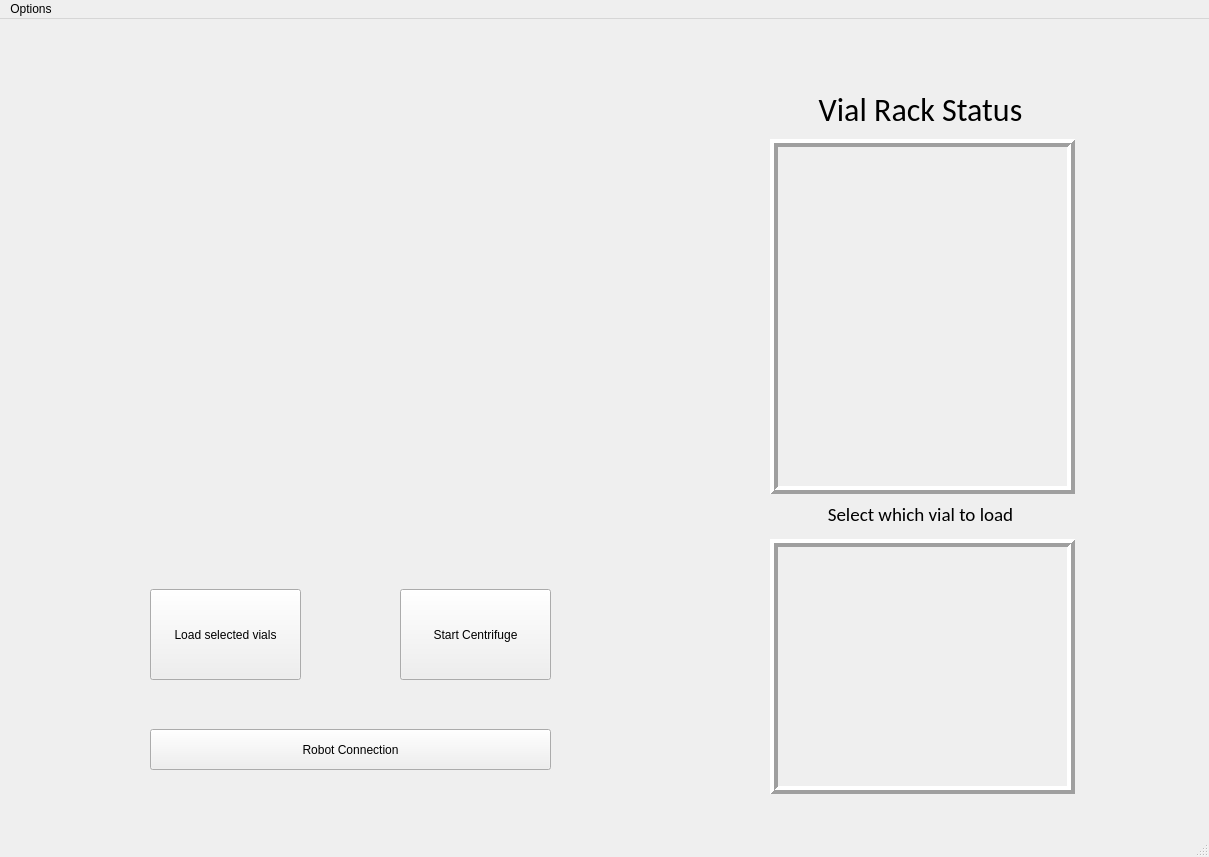
The window that frontend/MainWindow.ui (gbmecademic/Demo_Glove_Box) describes before a commit, drawn with Qt 5.
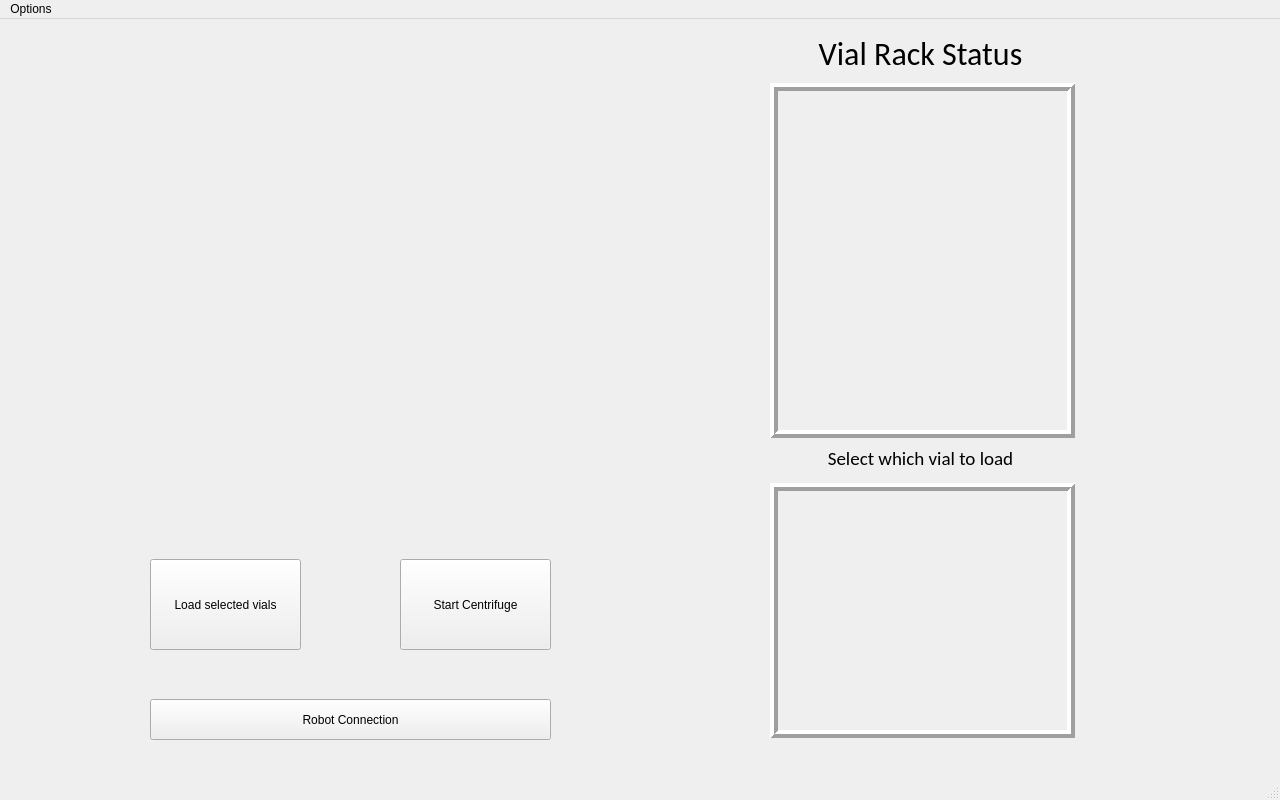
The same window after the commit. Custom widgets are drawn as their Qt base class.

```diff
--- a/frontend/MainWindow.ui
+++ b/frontend/MainWindow.ui
@@ -6,8 +6,8 @@
    <rect>
     <x>0</x>
     <y>0</y>
-    <width>1209</width>
-    <height>857</height>
+    <width>1280</width>
+    <height>800</height>
    </rect>
   </property>
   <property name="windowTitle">
@@ -18,7 +18,7 @@
     <property name="geometry">
      <rect>
       <x>150</x>
-      <y>570</y>
+      <y>540</y>
       <width>151</width>
       <height>91</height>
      </rect>
@@ -31,7 +31,7 @@
     <property name="geometry">
      <rect>
       <x>150</x>
-      <y>120</y>
+      <y>100</y>
       <width>400</width>
       <height>400</height>
      </rect>
@@ -41,7 +41,7 @@
     <property name="geometry">
      <rect>
       <x>770</x>
-      <y>60</y>
+      <y>4</y>
       <width>301</width>
       <height>61</height>
      </rect>
@@ -63,7 +63,7 @@
     <property name="geometry">
      <rect>
       <x>770</x>
-      <y>480</y>
+      <y>424</y>
       <width>301</width>
       <height>31</height>
      </rect>
@@ -85,7 +85,7 @@
     <property name="geometry">
      <rect>
       <x>149</x>
-      <y>20</y>
+      <y>10</y>
       <width>400</width>
       <height>75</height>
      </rect>
@@ -98,7 +98,7 @@
     <property name="geometry">
      <rect>
       <x>770</x>
-      <y>120</y>
+      <y>64</y>
       <width>305</width>
       <height>355</height>
      </rect>
@@ -132,7 +132,7 @@
     <property name="geometry">
      <rect>
       <x>770</x>
-      <y>520</y>
+      <y>464</y>
       <width>305</width>
       <height>255</height>
      </rect>
@@ -161,7 +161,7 @@
     <property name="geometry">
      <rect>
       <x>400</x>
-      <y>570</y>
+      <y>540</y>
       <width>151</width>
       <height>91</height>
      </rect>
@@ -174,7 +174,7 @@
     <property name="geometry">
      <rect>
       <x>150</x>
-      <y>710</y>
+      <y>680</y>
       <width>401</width>
       <height>41</height>
      </rect>
@@ -189,8 +189,8 @@
     <rect>
      <x>0</x>
      <y>0</y>
-     <width>1209</width>
-     <height>22</height>
+     <width>1280</width>
+     <height>21</height>
     </rect>
    </property>
    <widget class="QMenu" name="menuOptions">
```
